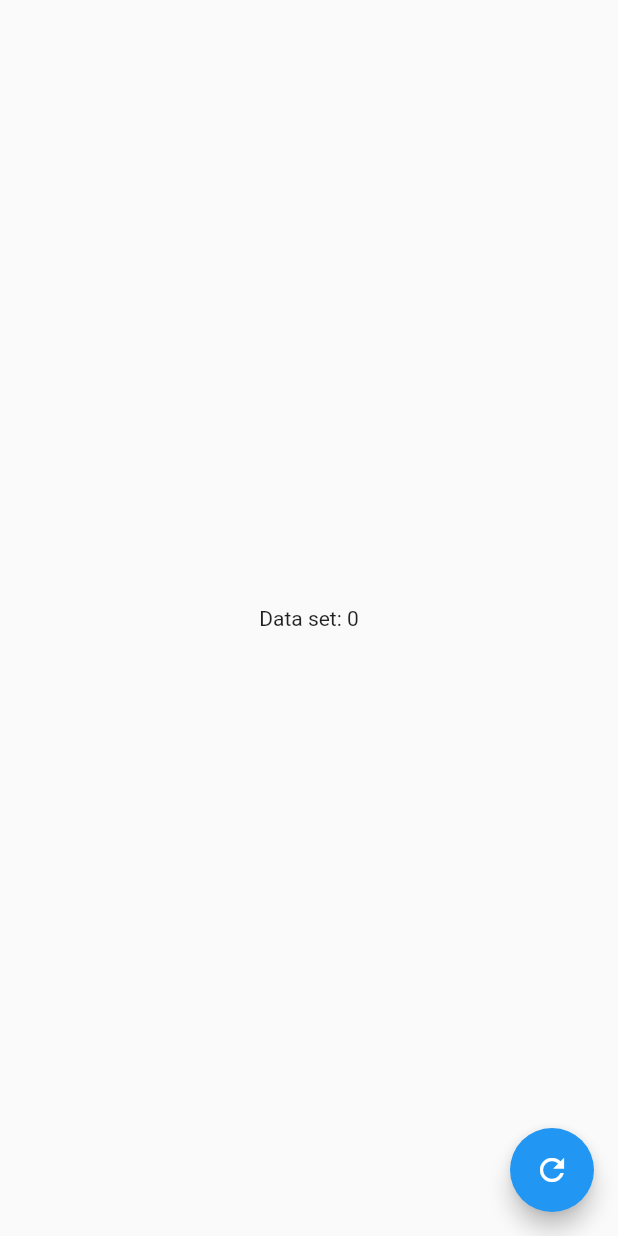
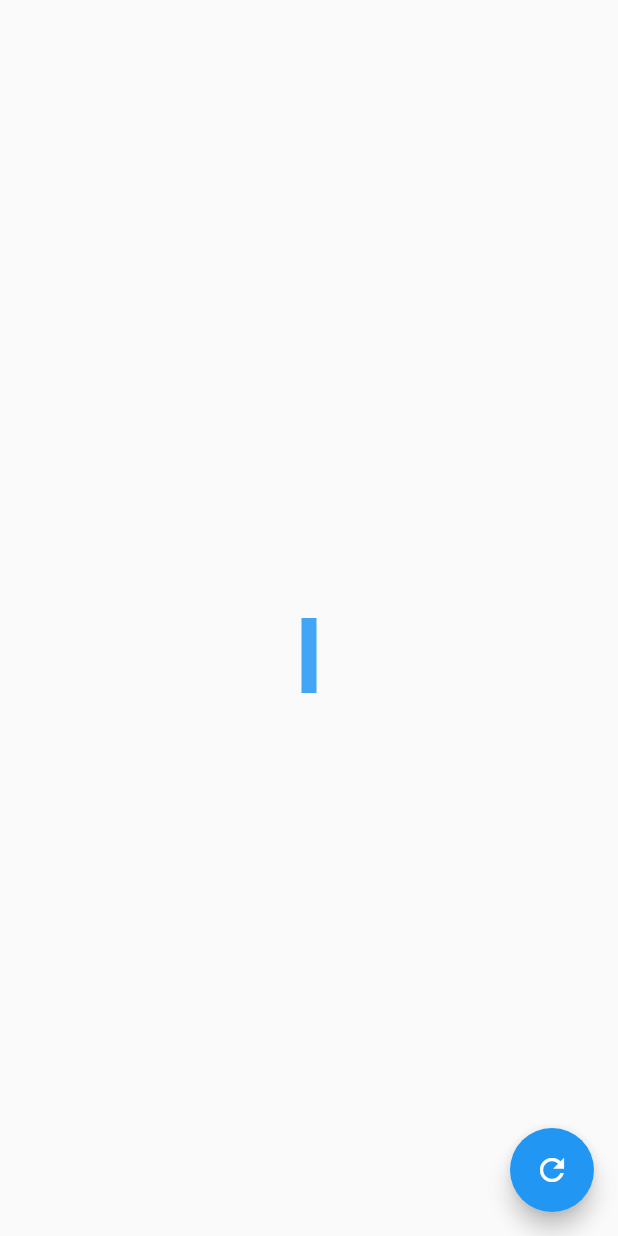
Before and after one commit to DanielFelipe10/flutter-graphics, a Flutter app: the screen it shows after launch, on a phone screen of 412 x 824 dp. Run offline on Flutter 3.47's test engine with Material 2 defaults, Android fonts, the phone set to English and light mode, and no system bars.

Commit message:
add bar with canvas

```diff
--- a/lib/main.dart
+++ b/lib/main.dart
@@ -13,7 +13,7 @@ class ChartPage extends StatefulWidget {
 
 class ChartPageState extends State<ChartPage> {
   final random = Random();
-  int dataSet = 0;
+  int dataSet = 50;
 
   void changeData() {
     setState(() {
@@ -25,7 +25,10 @@ class ChartPageState extends State<ChartPage> {
   Widget build(BuildContext context) {
     return Scaffold(
       body: Center(
-        child: Text('Data set: $dataSet'),
+        child: CustomPaint(
+          size: Size(200.0, 100.0),
+          painter: BarChartPainter(dataSet.toDouble()),
+        ),
       ),
       floatingActionButton: FloatingActionButton(
         child: Icon(Icons.refresh),
@@ -34,3 +37,30 @@ class ChartPageState extends State<ChartPage> {
     );
   }
 }
+
+class BarChartPainter extends CustomPainter {
+  static const barWidth = 10.0;
+
+  BarChartPainter(this.barHeight);
+
+  final double barHeight;
+
+  @override
+  void paint(Canvas canvas, Size size) {
+    final paint = Paint()
+      ..color = Colors.blue[400] ?? Colors.blue
+      ..style = PaintingStyle.fill;
+    canvas.drawRect(
+      Rect.fromLTWH(
+        (size.width - barWidth) / 2.0,
+        size.height - barHeight,
+        barWidth,
+        barHeight,
+      ),
+      paint,
+    );
+  }
+
+  @override
+  bool shouldRepaint(BarChartPainter old) => barHeight != old.barHeight;
+}
```
